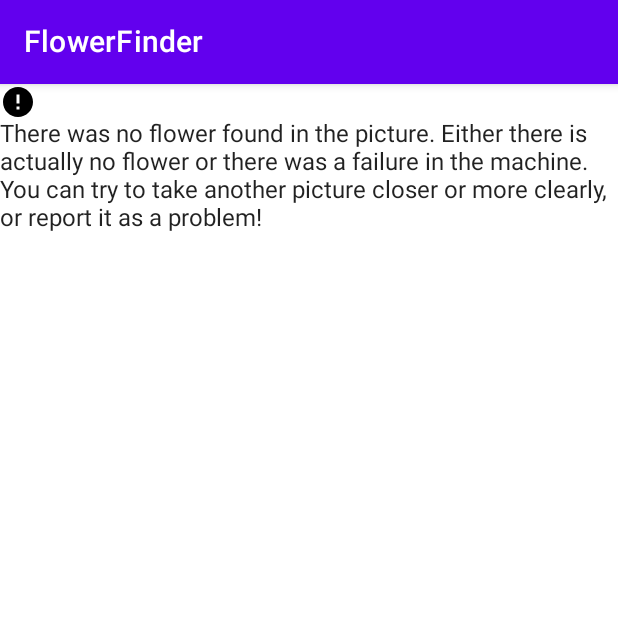
After one commit to chondosha1234/FlowerFinder, an Android app built with Jetpack Compose: the NoMatchScreen screen opened through its navigation route, on a phone screen of 412 x 824 dp, the top half of it. The commit adds this screen. Run offline under Robolectric (Android 15) with nearby library versions, the phone set to English and light mode, and no system bars; our stand-ins replace Room's generated code; libraries missing offline, so code that uses them is left out: org.tensorflow.lite.

Commit message:
added ui screens for about, settings, no match, and navigation paths. also strings and drawables

```diff
--- a/app/src/main/java/com/chondosha/flowerfinder/Navigation.kt
+++ b/app/src/main/java/com/chondosha/flowerfinder/Navigation.kt
@@ -1,8 +1,5 @@
 package com.chondosha.flowerfinder
 
-import android.content.Intent
-import android.util.Log
-import android.webkit.WebView
 import androidx.compose.runtime.Composable
 import androidx.compose.ui.Modifier
 import androidx.navigation.NavHostController
@@ -11,12 +8,7 @@ import androidx.navigation.compose.NavHost
 import androidx.navigation.compose.composable
 import androidx.navigation.compose.rememberNavController
 import androidx.navigation.navArgument
-import androidx.navigation.navDeepLink
-import com.chondosha.flowerfinder.ui.FlowerDetailScreen
-import com.chondosha.flowerfinder.ui.FlowerListScreen
-import com.chondosha.flowerfinder.ui.FlowerWiki
-import com.chondosha.flowerfinder.ui.WikiWebView
-
+import com.chondosha.flowerfinder.ui.*
 
 @Composable
 fun Navigation(
@@ -34,6 +26,12 @@ fun Navigation(
                 modifier = Modifier,
                 onNavigateToDetail = { flowerId ->
                     navController.navigate("flower_detail/${flowerId}")
+                },
+                onNavigateToAbout = {
+                    navController.navigate("about")
+                },
+                onNavigateToSettings = {
+                    navController.navigate("settings")
                 }
             )
         }
@@ -53,6 +51,11 @@ fun Navigation(
             )
         }
         composable(
+            "no_match"
+        ) {
+            NoMatchScreen()
+        }
+        composable(
             "wiki/{url}",
             arguments = listOf(navArgument("url") {type = NavType.StringType} ),
         ) { backStackEntry ->
@@ -60,5 +63,15 @@ fun Navigation(
                 url = backStackEntry.arguments?.getString("url")
             )
         }
+        composable(
+            "about"
+        ) {
+            AboutScreen()
+        }
+        composable(
+            "settings"
+        ) {
+            SettingsScreen()
+        }
     }
 }
--- a/app/src/main/java/com/chondosha/flowerfinder/ui/CameraButton.kt
+++ b/app/src/main/java/com/chondosha/flowerfinder/ui/CameraButton.kt
@@ -37,6 +37,7 @@ private val LABELS = listOf("Daisy", "Dandelion", "Rose", "Sunflower", "Tulip")
 @Composable
 fun CameraButton(
     modifier: Modifier = Modifier,
+    onNavigateToDetail: (UUID) -> Unit,
     flowerListViewModel: FlowerListViewModel = viewModel(
         factory = FlowerListViewModelFactory(LocalRepository.current)
     )
@@ -64,6 +65,7 @@ fun CameraButton(
                 )
                 coroutineScope.launch {
                     flowerListViewModel.addFlowerEntry(flowerEntry)
+                    onNavigateToDetail(flowerEntry.id)
                 }
             }
         }
@@ -93,9 +95,11 @@ private fun processPhoto(
     photoName: String?
 ): Pair<String, Float> {
 
+    // get file of photo that was just taken and change it to a bitmap
     val photoFile = File(context.applicationContext.filesDir, photoName)
     val photoBitmap = BitmapFactory.decodeFile(photoFile.absolutePath)
 
+    // resize the bitmap to match the ML model's image size and make input buffer
     val resizedBitmap = Bitmap.createScaledBitmap(photoBitmap, inputSize, inputSize, true)
     val inputBuffer = ByteBuffer.allocateDirect(4 * inputSize * inputSize * 3).apply {
         order(ByteOrder.nativeOrder())
@@ -114,10 +118,12 @@ private fun processPhoto(
         }
     }
 
+    // load in the model and make an output buffer for results (2D array, 1 row that holds Float array of prediction %)
     val tflite = Interpreter(loadModelFile(context, MODEL_FILE_NAME))
     val outputBuffer = Array(1) { FloatArray(NUM_CLASSES) }
     tflite.run(inputBuffer, outputBuffer)
 
+    //get the index of the max percentage, which will be the prediction
     //val predictedLabel = LABELS[outputBuffer[0].indexOf(outputBuffer[0].maxOrNull()!!)]
     var maxIndex = 0
     for (i in 1 until outputBuffer[0].size) {
--- a/app/src/main/java/com/chondosha/flowerfinder/ui/FlowerDetailScreen.kt
+++ b/app/src/main/java/com/chondosha/flowerfinder/ui/FlowerDetailScreen.kt
@@ -14,6 +14,7 @@ import androidx.compose.ui.Alignment
 import androidx.compose.ui.Modifier
 import androidx.compose.ui.platform.LocalContext
 import androidx.compose.ui.res.painterResource
+import androidx.compose.ui.res.stringResource
 import androidx.compose.ui.unit.dp
 import androidx.core.net.toUri
 import androidx.lifecycle.viewmodel.compose.viewModel
@@ -51,7 +52,7 @@ fun FlowerDetailScreen(
         modifier = Modifier,
         topBar = {
             TopAppBar(
-                title = { Text("FlowerFinder") },
+                title = { Text(stringResource(R.string.app_name)) },
                 actions = {
                     IconButton(onClick = {
                         coroutineScope.launch {
--- a/app/src/main/java/com/chondosha/flowerfinder/ui/FlowerListScreen.kt
+++ b/app/src/main/java/com/chondosha/flowerfinder/ui/FlowerListScreen.kt
@@ -7,27 +7,38 @@ import androidx.compose.foundation.layout.padding
 import androidx.compose.foundation.lazy.LazyColumn
 import androidx.compose.foundation.lazy.items
 import androidx.compose.material.Scaffold
-import androidx.compose.material.Text
+import androidx.compose.material.*
 import androidx.compose.material.TopAppBar
 import androidx.compose.runtime.*
 import androidx.compose.ui.Alignment
 import androidx.compose.ui.Modifier
+import androidx.compose.ui.res.stringResource
 import androidx.lifecycle.viewmodel.compose.viewModel
 import com.chondosha.flowerfinder.FlowerListViewModel
 import com.chondosha.flowerfinder.FlowerListViewModelFactory
 import com.chondosha.flowerfinder.LocalRepository
 import java.util.*
+import com.chondosha.flowerfinder.R
 
 @Composable
 fun FlowerListScreen(
     modifier: Modifier = Modifier,
-    onNavigateToDetail: (UUID) -> Unit
+    onNavigateToDetail: (UUID) -> Unit,
+    onNavigateToAbout: () -> Unit,
+    onNavigateToSettings: () -> Unit
 ) {
+
     Scaffold(
         modifier = modifier,
         topBar = {
             TopAppBar(
-                title = { Text("FlowerFinder") }
+                title = { Text(stringResource(R.string.app_name)) },
+                actions = {
+                    OptionsMenu(
+                        onNavigateToAbout = onNavigateToAbout,
+                        onNavigateToSettings = onNavigateToSettings
+                    )
+                }
             )
         },
         content = { padding ->
@@ -44,6 +55,7 @@ fun FlowerListScreen(
                 )
 
                 CameraButton(
+                    onNavigateToDetail = onNavigateToDetail,
                     modifier = modifier
                 )
             }
--- /dev/null
+++ b/app/src/main/java/com/chondosha/flowerfinder/ui/NoMatchScreen.kt
@@ -0,0 +1,39 @@
+package com.chondosha.flowerfinder.ui
+
+import androidx.compose.foundation.Image
+import androidx.compose.foundation.layout.Column
+import androidx.compose.foundation.layout.padding
+import androidx.compose.material.Scaffold
+import androidx.compose.material.Text
+import androidx.compose.material.TopAppBar
+import androidx.compose.runtime.Composable
+import androidx.compose.ui.Modifier
+import androidx.compose.ui.res.painterResource
+import androidx.compose.ui.res.stringResource
+import com.chondosha.flowerfinder.R
+
+@Composable
+fun NoMatchScreen(
+    modifier: Modifier = Modifier
+) {
+    Scaffold(
+        modifier = modifier,
+        topBar = {
+            TopAppBar(
+                title = { Text(stringResource(R.string.app_name)) },
+            )
+        },
+        content = { padding ->
+            Column(
+                modifier = modifier.padding(padding)
+            ) {
+                Image(
+                    painter = painterResource(R.drawable.no_match_error),
+                    contentDescription = null)
+                Text(
+                    text = stringResource(R.string.no_match)
+                )
+            }
+        }
+    )
+}
--- /dev/null
+++ b/app/src/main/java/com/chondosha/flowerfinder/ui/OptionsMenu.kt
@@ -0,0 +1,42 @@
+package com.chondosha.flowerfinder.ui
+
+import androidx.compose.material.*
+import androidx.compose.runtime.*
+import androidx.compose.ui.Modifier
+import androidx.compose.ui.res.painterResource
+import com.chondosha.flowerfinder.R
+
+
+@Composable
+fun OptionsMenu(
+    modifier: Modifier = Modifier,
+    onNavigateToAbout: () -> Unit,
+    onNavigateToSettings: () -> Unit
+) {
+    var expanded by remember { mutableStateOf(false) }
+
+    IconButton(
+        onClick = { expanded = true }
+    ) {
+        Icon(
+            painter = painterResource(R.drawable.overflow_menu),
+            contentDescription = "Menu"
+        )
+    }
+
+    DropdownMenu(
+        expanded = expanded,
+        onDismissRequest = { expanded = false }
+    ) {
+        DropdownMenuItem(onClick = {
+            onNavigateToAbout()
+        }) {
+            Text("About")
+        }
+        DropdownMenuItem(onClick = {
+            onNavigateToSettings()
+        }) {
+            Text("Settings")
+        }
+    }
+}
--- /dev/null
+++ b/app/src/main/res/drawable/no_match_error.xml
@@ -0,0 +1,5 @@
+<vector android:height="24dp" android:tint="#000000"
+    android:viewportHeight="24" android:viewportWidth="24"
+    android:width="24dp" xmlns:android="http://schemas.android.com/apk/res/android">
+    <path android:fillColor="@android:color/white" android:pathData="M12,2C6.48,2 2,6.48 2,12s4.48,10 10,10 10,-4.48 10,-10S17.52,2 12,2zM13,17h-2v-2h2v2zM13,13h-2L11,7h2v6z"/>
+</vector>
--- /dev/null
+++ b/app/src/main/res/drawable/overflow_menu.xml
@@ -0,0 +1,5 @@
+<vector android:height="24dp" android:tint="#FFFFFF"
+    android:viewportHeight="24" android:viewportWidth="24"
+    android:width="24dp" xmlns:android="http://schemas.android.com/apk/res/android">
+    <path android:fillColor="@android:color/white" android:pathData="M12,8c1.1,0 2,-0.9 2,-2s-0.9,-2 -2,-2 -2,0.9 -2,2 0.9,2 2,2zM12,10c-1.1,0 -2,0.9 -2,2s0.9,2 2,2 2,-0.9 2,-2 -0.9,-2 -2,-2zM12,16c-1.1,0 -2,0.9 -2,2s0.9,2 2,2 2,-0.9 2,-2 -0.9,-2 -2,-2z"/>
+</vector>
--- a/app/src/main/res/values/strings.xml
+++ b/app/src/main/res/values/strings.xml
@@ -3,4 +3,9 @@
 
     <string name="flower_label">Type of flower: %1$s </string>
 
+    <string name="about_section">This is the about section</string>
+    <string name="change_themes">Change Themes</string>
+    <string name="change_notifications">Change notification settings</string>
+    <string name="no_match">There was no flower found in the picture.  Either there is actually no flower or there was a failure in the machine.
+    You can try to take another picture closer or more clearly, or report it as a problem!</string>
 </resources>
```
Also changed, not shown: app/src/main/java/com/chondosha/flowerfinder/ui/AboutScreen.kt (added, +30 -0 lines), app/src/main/java/com/chondosha/flowerfinder/ui/SettingsScreen.kt (added, +37 -0 lines).
